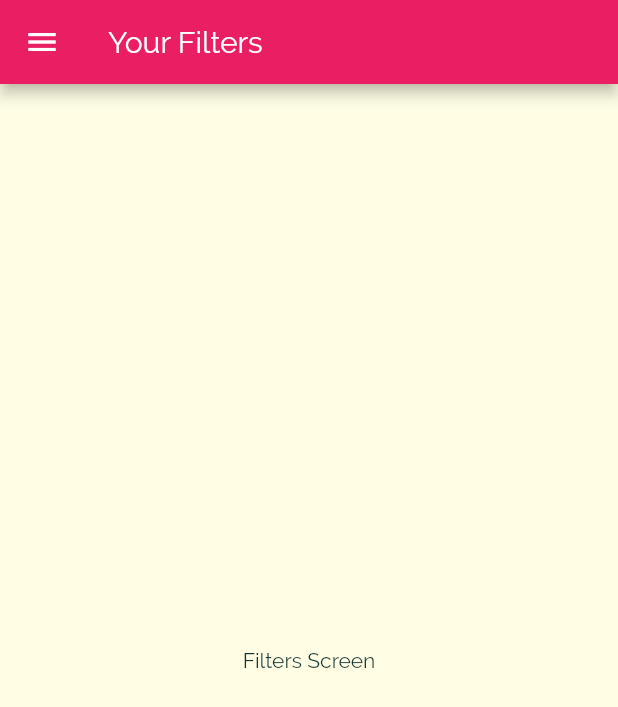
After one commit to OakRaven/Deli-Meals, a Flutter app: the FiltersScreen screen opened by its route, on a phone screen of 412 x 824 dp. The commit adds this screen. Shown: the top 707 px of the screen. Run offline on Flutter 3.47's test engine with Material 2 defaults, Android fonts, the phone set to English and light mode, and no system bars.

Commit message:
Completed lesson 174

```diff
--- a/lib/main.dart
+++ b/lib/main.dart
@@ -3,6 +3,7 @@ import 'package:flutter/material.dart';
 import './screens/tabs_screen.dart';
 import './screens/category_meals_screen.dart';
 import './screens/meal_detail_screen.dart';
+import './screens/filter_screen.dart';
 
 void main() => runApp(MyApp());
 
@@ -34,6 +35,7 @@ class MyApp extends StatelessWidget {
         '/': (_) => TabsScreen(),
         CategoryMealsScreen.routeName: (_) => CategoryMealsScreen(),
         MealDetailScreen.routeName: (_) => MealDetailScreen(),
+        FiltersScreen.routeName: (_) => FiltersScreen(),
       },
     );
   }
--- /dev/null
+++ b/lib/screens/filter_screen.dart
@@ -0,0 +1,18 @@
+import 'package:flutter/material.dart';
+
+import '../widgets/main_drawer.dart';
+
+class FiltersScreen extends StatelessWidget {
+  static const routeName = '/filters';
+
+  @override
+  Widget build(BuildContext context) {
+    return Scaffold(
+      appBar: AppBar(
+        title: Text('Your Filters'),
+      ),
+      drawer: MainDrawer(),
+      body: Center(child: Text('Filters Screen')),
+    );
+  }
+}
```
Also changed, not shown: lib/widgets/main_drawer.dart (+5 -2 lines).
